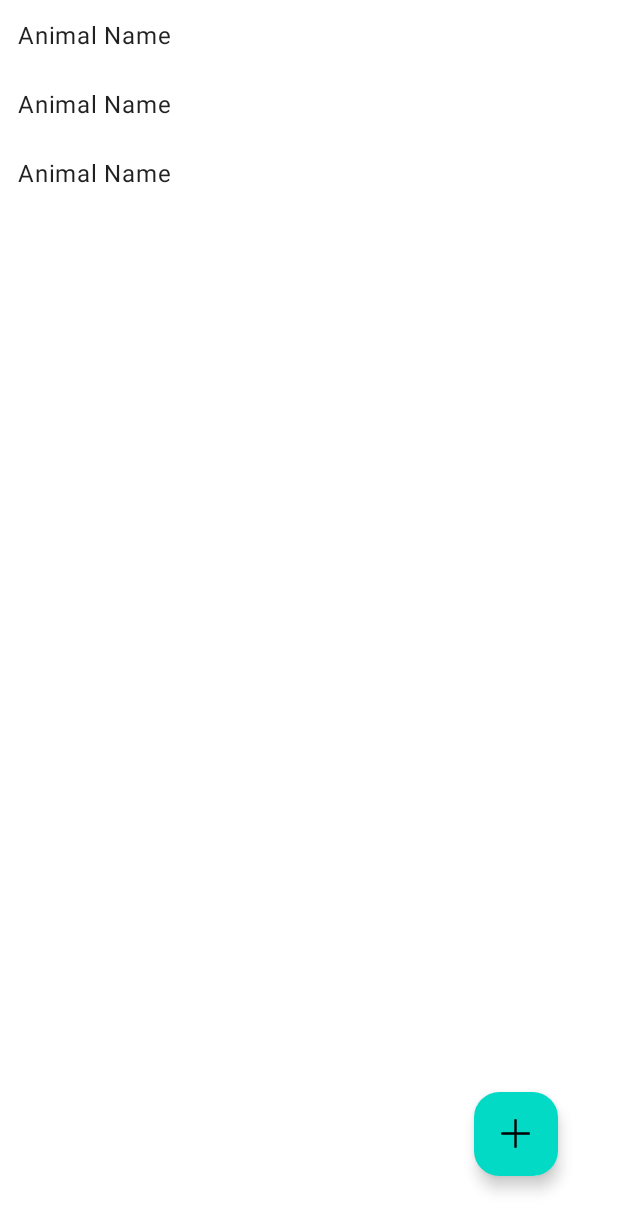
After one commit to AOS3/team-5-animalManager, an Android app: the layout fragment_home.xml on its own in the app's theme, with its tools: preview values and no code run, on a phone screen of 412 x 824 dp. The commit adds this screen. Shown: the top 1231 px of the screen. Run offline under Robolectric (Android 15) with nearby library versions, the phone set to English and light mode, and no system bars.

Commit message:
feat: HomeFragment 구성 - MainActivity에서 HomeFragment 연결 - Animal 데이터 모델 구성 - RecyclerView 구성 - Storage로 임시 데이터 구성

```diff
--- a/app/src/main/AndroidManifest.xml
+++ b/app/src/main/AndroidManifest.xml
@@ -13,7 +13,7 @@
         android:theme="@style/Theme._066EX_AnimalManager"
         tools:targetApi="31">
         <activity
-            android:name=".MainActivity"
+            android:name=".ui.MainActivity"
             android:exported="true">
             <intent-filter>
                 <action android:name="android.intent.action.MAIN" />
--- a/app/src/main/java/com/stopstone/a066ex_animalmanager/MainActivity.kt
+++ b/app/src/main/java/com/stopstone/a066ex_animalmanager/ui/MainActivity.kt
@@ -1,10 +1,11 @@
-package com.stopstone.a066ex_animalmanager
+package com.stopstone.a066ex_animalmanager.ui
 
 import android.os.Bundle
 import androidx.activity.enableEdgeToEdge
 import androidx.appcompat.app.AppCompatActivity
 import androidx.core.view.ViewCompat
 import androidx.core.view.WindowInsetsCompat
+import com.stopstone.a066ex_animalmanager.R
 import com.stopstone.a066ex_animalmanager.databinding.ActivityMainBinding
 
 class MainActivity : AppCompatActivity() {
--- /dev/null
+++ b/app/src/main/res/drawable/ic_add.xml
@@ -0,0 +1,10 @@
+<vector xmlns:android="http://schemas.android.com/apk/res/android"
+    android:width="24dp"
+    android:height="24dp"
+    android:viewportWidth="960"
+    android:viewportHeight="960"
+    android:tint="?attr/colorControlNormal">
+  <path
+      android:fillColor="@android:color/white"
+      android:pathData="M460,500L240,500L240,460L460,460L460,240L500,240L500,460L720,460L720,500L500,500L500,720L460,720L460,500Z"/>
+</vector>
--- /dev/null
+++ b/app/src/main/res/layout/fragment_home.xml
@@ -0,0 +1,30 @@
+<?xml version="1.0" encoding="utf-8"?>
+<androidx.constraintlayout.widget.ConstraintLayout xmlns:android="http://schemas.android.com/apk/res/android"
+    xmlns:app="http://schemas.android.com/apk/res-auto"
+    xmlns:tools="http://schemas.android.com/tools"
+    android:layout_width="match_parent"
+    android:layout_height="match_parent">
+
+    <androidx.recyclerview.widget.RecyclerView
+        android:id="@+id/rv_animal_list"
+        android:layout_width="0dp"
+        android:layout_height="0dp"
+        app:layoutManager="androidx.recyclerview.widget.LinearLayoutManager"
+        app:layout_constraintBottom_toBottomOf="parent"
+        app:layout_constraintEnd_toEndOf="parent"
+        app:layout_constraintStart_toStartOf="parent"
+        app:layout_constraintTop_toTopOf="parent"
+        tools:listitem="@layout/item_animal_list" />
+
+    <com.google.android.material.floatingactionbutton.FloatingActionButton
+        android:id="@+id/btn_action_add"
+        android:layout_width="wrap_content"
+        android:layout_height="wrap_content"
+        android:layout_margin="40dp"
+        android:src="@drawable/ic_add"
+        app:borderWidth="0dp"
+        app:layout_constraintBottom_toBottomOf="parent"
+        app:layout_constraintEnd_toEndOf="parent"
+        app:maxImageSize="38dp"
+        app:shapeAppearanceOverlay="@style/ShapeAppearanceOverlay.Material3.FloatingActionButton" />
+</androidx.constraintlayout.widget.ConstraintLayout>
--- /dev/null
+++ b/app/src/main/res/layout/item_animal_list.xml
@@ -0,0 +1,23 @@
+<?xml version="1.0" encoding="utf-8"?>
+<androidx.constraintlayout.widget.ConstraintLayout xmlns:android="http://schemas.android.com/apk/res/android"
+    xmlns:app="http://schemas.android.com/apk/res-auto"
+    xmlns:tools="http://schemas.android.com/tools"
+    android:layout_width="match_parent"
+    android:layout_height="wrap_content"
+    android:background="?attr/selectableItemBackground"
+    android:clickable="true"
+    android:focusable="true">
+
+    <TextView
+        android:id="@+id/tv_animal_name"
+        android:layout_width="0dp"
+        android:layout_height="wrap_content"
+        android:paddingVertical="12dp"
+        android:paddingStart="12dp"
+        android:textAppearance="@style/TextAppearance.Material3.BodyLarge"
+        app:layout_constraintBottom_toBottomOf="parent"
+        app:layout_constraintEnd_toEndOf="parent"
+        app:layout_constraintStart_toStartOf="parent"
+        app:layout_constraintTop_toTopOf="parent"
+        tools:text="Animal Name" />
+</androidx.constraintlayout.widget.ConstraintLayout>
--- a/app/src/main/res/values/themes.xml
+++ b/app/src/main/res/values/themes.xml
@@ -1,6 +1,6 @@
 <resources xmlns:tools="http://schemas.android.com/tools">
     <!-- Base application theme. -->
-    <style name="Base.Theme._066EX_AnimalManager" parent="Theme.Material3.DayNight.NoActionBar">
+    <style name="Base.Theme._066EX_AnimalManager" parent="Theme.MaterialComponents.DayNight.NoActionBar">
         <!-- Customize your light theme here. -->
         <!-- <item name="colorPrimary">@color/my_light_primary</item> -->
     </style>
```
Also changed, not shown: app/src/main/java/com/stopstone/a066ex_animalmanager/data/Storage.kt (added, +13 -0 lines), app/src/main/java/com/stopstone/a066ex_animalmanager/data/local/entity/Animal.kt (added, +8 -0 lines), app/src/main/java/com/stopstone/a066ex_animalmanager/ui/home/HomeFragment.kt (added, +38 -0 lines), app/src/main/java/com/stopstone/a066ex_animalmanager/ui/home/adapter/AnimalAdapter.kt (added, +42 -0 lines), app/src/main/res/layout/activity_main.xml (+14 -5 lines).
